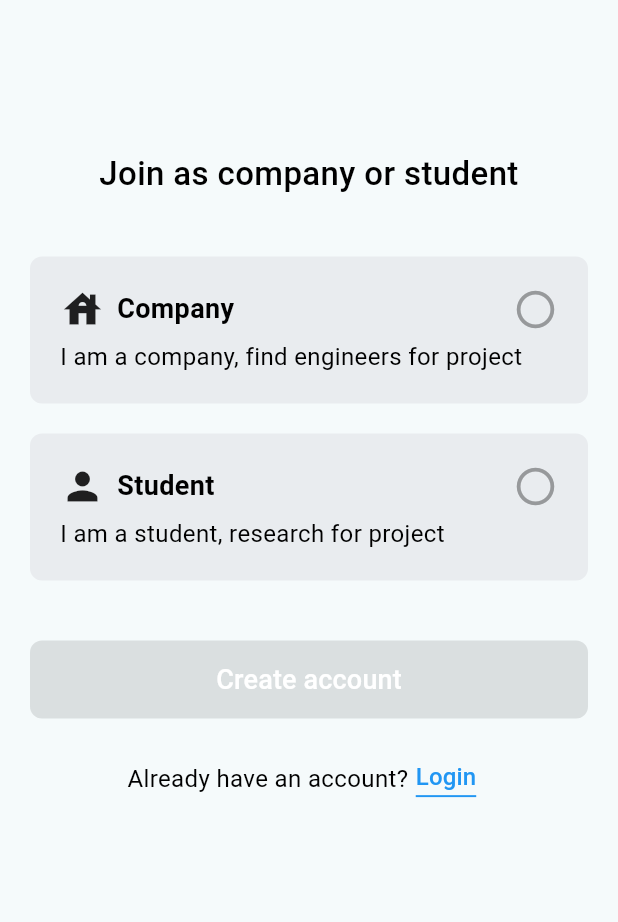
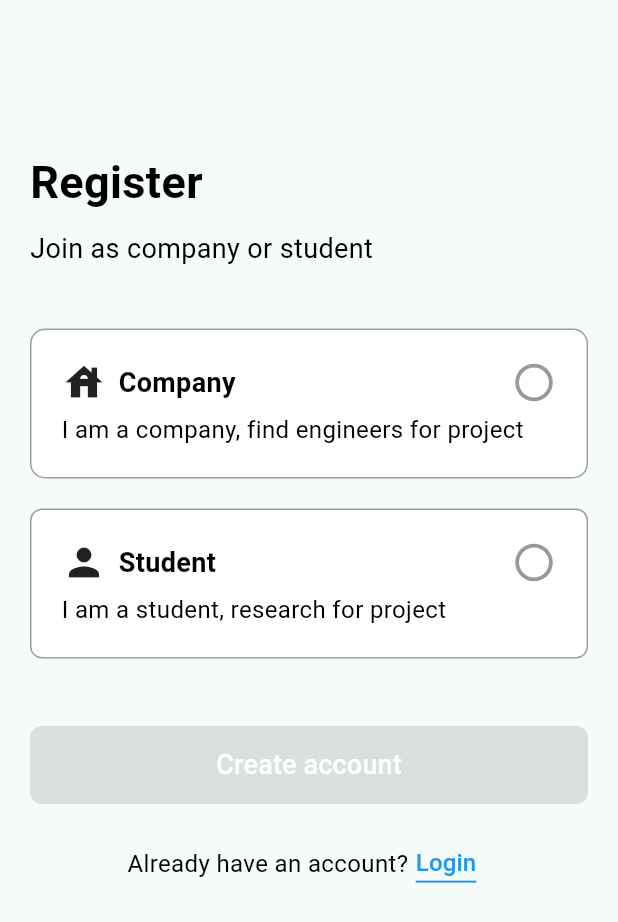
Before and after one commit to giahuy200202/StudentHub, a Flutter app: the SignupStep1 screen opened directly, on a phone screen of 412 x 824 dp. Shown: the top 922 px of the screen. Run offline on Flutter 3.47's test engine with Material 3 defaults, Android fonts, the phone set to English and light mode, and no system bars; our stand-ins replace dotted_border, flutter_dotenv, flutter_local_notifications, flutter_riverpod, image_picker, motion_toast and 3 more; missing offline and left inert: dart:ffi.

Commit message:
refactor register ui page

```diff
--- a/lib/widgets/authentication/signup_step1.widget.dart
+++ b/lib/widgets/authentication/signup_step1.widget.dart
@@ -35,7 +35,7 @@ class _SignupStep1State extends ConsumerState<SignupStep1> {
         ? const Icon(
             Icons.check_circle,
             size: 30,
-            color: Color.fromARGB(255, 121, 123, 125),
+            color: Colors.black,
           )
         : const Icon(
             Icons.circle_outlined,
@@ -47,7 +47,7 @@ class _SignupStep1State extends ConsumerState<SignupStep1> {
         ? const Icon(
             Icons.check_circle,
             size: 30,
-            color: Color.fromARGB(255, 121, 123, 125),
+            color: Colors.black,
           )
         : const Icon(
             Icons.circle_outlined,
@@ -64,20 +64,35 @@ class _SignupStep1State extends ConsumerState<SignupStep1> {
               child: Column(
                 children: [
                   const SizedBox(height: 100),
-                  const Text(
-                    'Join as company or student',
-                    style: TextStyle(
-                      fontSize: 22,
-                      color: Colors.black,
-                      fontWeight: FontWeight.w500,
+                  const Align(
+                    alignment: Alignment.topLeft,
+                    child: Text(
+                      'Register',
+                      style: TextStyle(
+                        fontSize: 30,
+                        color: Colors.black,
+                        fontWeight: FontWeight.w700,
+                      ),
                     ),
-                    textAlign: TextAlign.center,
+                  ),
+                  const SizedBox(height: 10),
+                  const Align(
+                    alignment: Alignment.topLeft,
+                    child: Text(
+                      'Join as company or student',
+                      style: TextStyle(
+                        fontSize: 18,
+                        color: Colors.black,
+                        // fontWeight: FontWeight.w500,
+                      ),
+                    ),
                   ),
                   const SizedBox(height: 40),
                   Container(
-                    decoration: const BoxDecoration(
-                      color: Color.fromARGB(255, 233, 236, 239),
-                      borderRadius: BorderRadius.all(Radius.circular(8)),
+                    decoration: BoxDecoration(
+                      color: Colors.white,
+                      border: Border.all(color: Colors.grey),
+                      borderRadius: const BorderRadius.all(Radius.circular(10)),
                     ),
                     child: Padding(
                       padding: const EdgeInsets.symmetric(
@@ -143,9 +158,10 @@ class _SignupStep1State extends ConsumerState<SignupStep1> {
                   ),
                   const SizedBox(height: 20),
                   Container(
-                    decoration: const BoxDecoration(
-                      color: Color.fromARGB(255, 233, 236, 239),
-                      borderRadius: BorderRadius.all(Radius.circular(8)),
+                    decoration: BoxDecoration(
+                      color: Colors.white,
+                      border: Border.all(color: Colors.grey),
+                      borderRadius: const BorderRadius.all(Radius.circular(8)),
                     ),
                     child: Padding(
                       padding: const EdgeInsets.symmetric(
@@ -209,7 +225,7 @@ class _SignupStep1State extends ConsumerState<SignupStep1> {
                       ),
                     ),
                   ),
-                  const SizedBox(height: 40),
+                  const SizedBox(height: 45),
                   SizedBox(
                     height: 52,
                     width: MediaQuery.of(context).size.width,
@@ -217,7 +233,10 @@ class _SignupStep1State extends ConsumerState<SignupStep1> {
                       onPressed: !isCompany && !isStudent
                           ? null
                           : () {
-                              ref.read(optionsProvider.notifier).setWidgetOption('SignupStep2', user.role!);
+                              ref.read(optionsProvider.notifier).setWidgetOption(
+                                    'SignupStep2',
+                                    user.role!,
+                                  );
                             },
                       style: ElevatedButton.styleFrom(
                         shape: RoundedRectangleBorder(
```
Also changed, not shown: lib/widgets/homepage/homepage.widget.dart (+2 -6 lines).
